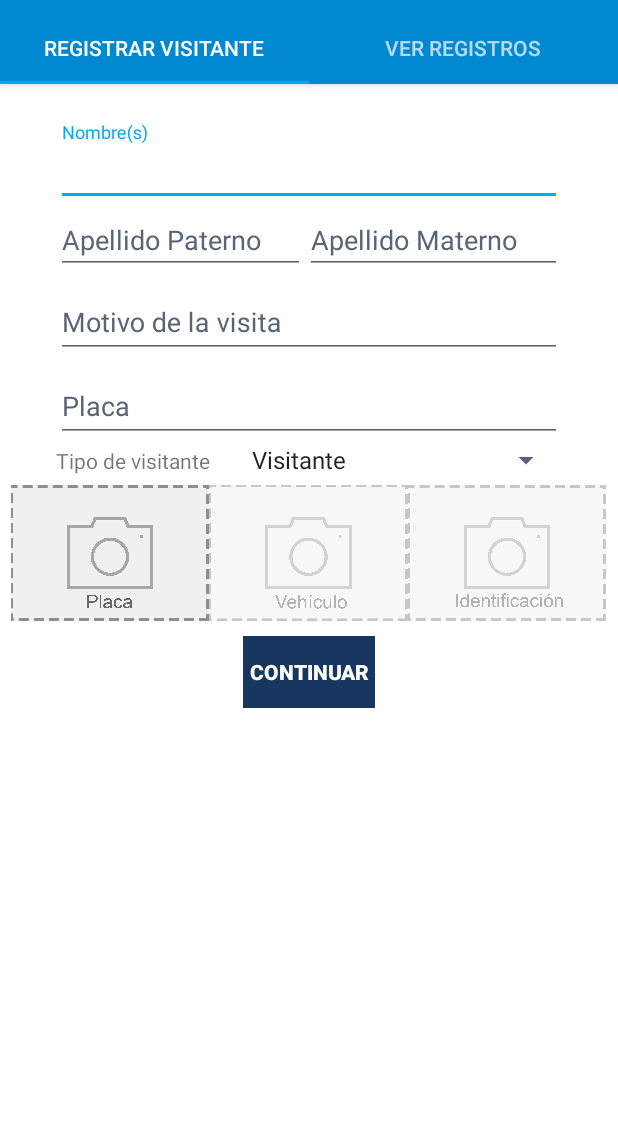
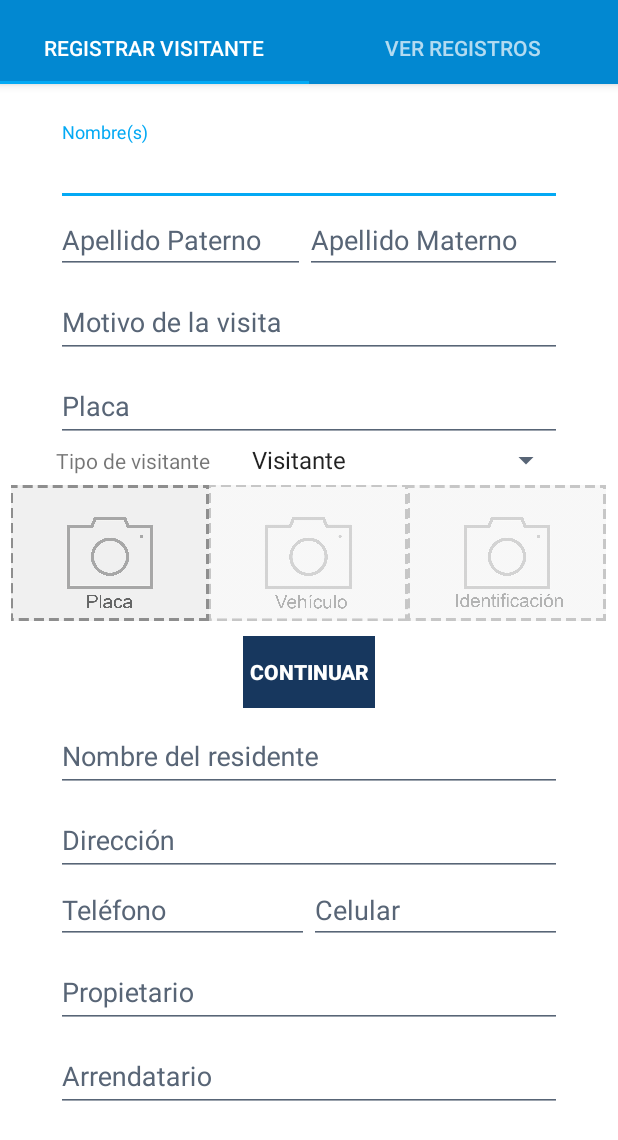
Before and after one commit to Sinfogamo/magen-dragon, an Android app: the TabA screen opened directly, with no data from a screen before it, after a tap on "CONTINUAR", on a phone screen of 412 x 824 dp. Shown: the top 1140 px of the screen. Run offline under Robolectric (Android 15) with nearby library versions, the phone set to English and light mode, and no system bars; libraries missing offline, so code that uses them is left out: com.readystatesoftware.sqliteasset, net.gotev.uploadservice.

Commit message:
Aparecen los nuevos inputs

```diff
--- a/app/src/main/java/com/example/reviv/security/Admin.java
+++ b/app/src/main/java/com/example/reviv/security/Admin.java
@@ -125,12 +125,12 @@ public class Admin extends AppCompatActivity implements NavigationView.OnNavigat
 
             if(auxiliar[5].equals("6 "))
             {
-                role="Alumno";
+                role="Gerente";
                 Log.d("Role",role);
             }
             else if(auxiliar[5].equals("7 "))
             {
-                role="Alumno";
+                role="Vigilante";
                 Log.d("Role",role);
             }
             else
--- a/app/src/main/java/com/example/reviv/security/TabA.java
+++ b/app/src/main/java/com/example/reviv/security/TabA.java
@@ -9,6 +9,7 @@ import android.os.AsyncTask;
 import android.os.Bundle;
 import android.provider.MediaStore;
 import android.support.annotation.Nullable;
+import android.support.design.widget.TextInputLayout;
 import android.support.v4.app.Fragment;
 import android.util.Log;
 import android.view.LayoutInflater;
@@ -72,7 +73,7 @@ public class TabA extends Fragment {
                 ie.printStackTrace();
             }
 
-            Log.d("Respuesta del server",response);
+            //Log.d("Respuesta del server",response);
 
 
             this.fileName=response.toString();
@@ -121,7 +122,7 @@ public class TabA extends Fragment {
                         .startUpload();
 
             }catch (Exception ex){
-                Log.d("Error al subir",ex.getMessage());
+                //Log.d("Error al subir",ex.getMessage());
             }
 
             return null;
@@ -140,6 +141,7 @@ public class TabA extends Fragment {
 
 
     LinearLayout fields;
+    LinearLayout parent;
 
     Uri uriPlaca;
     Uri uriVehiculo;
@@ -152,6 +154,11 @@ public class TabA extends Fragment {
     ImageView placa;
     ImageView identif;
     Button btnNuevaVisita;
+    View ido;
+    View ido2;
+    View ido3;
+    View ido4;
+    View ido5;
     String idUsuario;
     final int CAMERA_PIC_REQUEST=1337;
     final int CAMERA_PIC_REQUEST_P=1336;
@@ -180,16 +187,24 @@ public class TabA extends Fragment {
         // Inflate the layout for this fragment
 
         idUsuario=getArguments().getString("idUsuario");
-        Log.d("pruebaaausuario",idUsuario);
+        //Log.d("pruebaaausuario",idUsuario);
+
+
         return inflater.inflate(R.layout.fragment_tab, container, false);
 
     }
 
     @Override
-    public void onViewCreated(View view, @Nullable Bundle savedInstanceState)
+    public void onViewCreated(final View view, @Nullable Bundle savedInstanceState)
     {
 
+        int parentHeight=1;
+
+        parent=(LinearLayout)getView().findViewById(R.id.LLparent);
+
         fields=(LinearLayout)getView().findViewById(R.id.LLfields);
+
+       parentHeight=getTotalHeight(fields);
 
         helper=new myDbAdapter(getContext());
 
@@ -209,6 +224,12 @@ public class TabA extends Fragment {
         txtaMaterno=(AutoCompleteTextView)getView().findViewById(R.id.txtAMaternoV);
         txtMotivo=(AutoCompleteTextView)getView().findViewById(R.id.txtMotivoV);
         txtPlaca=(AutoCompleteTextView)getView().findViewById(R.id.txtPlacaV);
+        ido=getView().findViewById(R.id.ido);
+        ido2=getView().findViewById(R.id.ido2);
+        ido3=getView().findViewById(R.id.ido3);
+        ido4=getView().findViewById(R.id.ido4);
+        ido5=getView().findViewById(R.id.ido5);
+
 
         spnTipo=(Spinner)getView().findViewById(R.id.rgvRoles);
         ArrayAdapter<CharSequence> adapter=ArrayAdapter.createFromResource(getContext(),R.array.tipos,android.R.layout.simple_spinner_item);
@@ -238,6 +259,10 @@ public class TabA extends Fragment {
                 motivo=txtMotivo.getText().toString();
                 placaI=txtPlaca.getText().toString();
                 tipo=spnTipo.getSelectedItem().toString();
+
+                setSecondInputs(view);
+
+
 
 
 
@@ -291,6 +316,30 @@ public class TabA extends Fragment {
         });
 
 
+    }
+
+    public void setSecondInputs(View view)
+    {
+        ido.setVisibility(view.VISIBLE);
+        ido2.setVisibility(view.VISIBLE);
+        ido3.setVisibility(view.VISIBLE);
+        ido4.setVisibility(view.VISIBLE);
+        ido5.setVisibility(view.VISIBLE);
+    }
+
+    public int getTotalHeight(LinearLayout linearLayout)
+    {
+        int count=linearLayout.getChildCount();
+        int heightPixels=0;
+        View v=null;
+
+        for(int i=0;i<count;i++)
+        {
+            v=linearLayout.getChildAt(i);
+            heightPixels+=v.getHeight();
+        }
+
+        return heightPixels;
     }
 
     public void createNewInputs()
--- a/app/src/main/res/layout/fragment_tab.xml
+++ b/app/src/main/res/layout/fragment_tab.xml
@@ -28,8 +28,9 @@
             android:padding="5dp">
 
             <LinearLayout
+                android:id="@+id/LLparent"
                 android:layout_width="match_parent"
-                android:layout_height="700dp"
+                android:layout_height="wrap_content"
                 android:layout_marginTop="10dp"
                 android:orientation="horizontal">
 
@@ -37,7 +38,7 @@
                 <LinearLayout
                     android:id="@+id/LLfields"
                     android:layout_width="0dp"
-                    android:layout_height="match_parent"
+                    android:layout_height="wrap_content"
                     android:layout_weight="6"
                     android:background="@color/blanco"
                     android:orientation="vertical">
@@ -184,6 +185,86 @@
                             android:textColor="@color/blanco"
                             android:textStyle="bold" />
                     </android.support.design.widget.TextInputLayout>
+
+                    <android.support.design.widget.TextInputLayout
+                        android:id="@+id/ido"
+                        android:layout_width="match_parent"
+                        android:layout_height="wrap_content"
+                        android:layout_gravity="center"
+                        android:layout_marginLeft="30dp"
+                        android:layout_marginRight="30dp"
+                        android:visibility="gone">
+
+                        <AutoCompleteTextView
+                            android:layout_width="match_parent"
+                            android:layout_height="wrap_content"
+                            android:hint="@string/nombreResidente"/>
+                    </android.support.design.widget.TextInputLayout>
+                    <android.support.design.widget.TextInputLayout
+                        android:id="@+id/ido2"
+                        android:layout_width="match_parent"
+                        android:layout_height="wrap_content"
+                        android:layout_gravity="center"
+                        android:layout_marginLeft="30dp"
+                        android:layout_marginRight="30dp"
+                        android:visibility="gone">
+
+                        <AutoCompleteTextView
+                            android:layout_width="match_parent"
+                            android:layout_height="wrap_content"
+                            android:hint="@string/Direccion"/>
+                    </android.support.design.widget.TextInputLayout>
+                    <LinearLayout
+                        android:id="@+id/ido3"
+                        android:layout_width="match_parent"
+                        android:layout_height="wrap_content"
+                        android:layout_marginLeft="30dp"
+                        android:layout_marginRight="30dp"
+                        android:visibility="gone">
+
+                        <AutoCompleteTextView
+                            android:layout_width="match_parent"
+                            android:layout_height="wrap_content"
+                            android:hint="@string/Telefono"
+                            android:inputType="phone"
+                            android:layout_weight="1"/>
+                        <AutoCompleteTextView
+                            android:layout_width="match_parent"
+                            android:layout_height="wrap_content"
+                            android:hint="@string/Celular"
+                            android:inputType="phone"
+                            android:layout_weight="1"/>
+                    </LinearLayout>
+
+                    <android.support.design.widget.TextInputLayout
+                        android:id="@+id/ido4"
+                        android:layout_width="match_parent"
+                        android:layout_height="wrap_content"
+                        android:layout_gravity="center"
+                        android:layout_marginLeft="30dp"
+                        android:layout_marginRight="30dp"
+                        android:visibility="gone">
+
+                        <AutoCompleteTextView
+                            android:layout_width="match_parent"
+                            android:layout_height="wrap_content"
+                            android:hint="@string/propietario"/>
+                    </android.support.design.widget.TextInputLayout>
+                    <android.support.design.widget.TextInputLayout
+                        android:id="@+id/ido5"
+                        android:layout_width="match_parent"
+                        android:layout_height="wrap_content"
+                        android:layout_gravity="center"
+                        android:layout_marginLeft="30dp"
+                        android:layout_marginRight="30dp"
+                        android:visibility="gone">
+
+                        <AutoCompleteTextView
+                            android:layout_width="match_parent"
+                            android:layout_height="wrap_content"
+                            android:hint="@string/arrendatario"/>
+                    </android.support.design.widget.TextInputLayout>
+
                 </LinearLayout>
             </LinearLayout>
 
--- a/app/src/main/res/values/strings.xml
+++ b/app/src/main/res/values/strings.xml
@@ -18,14 +18,19 @@
     <string name="aMaterno">Apellido Materno</string>
     <string name="matricula">Matrícula</string>
     <string name="Telefono">Teléfono</string>
+    <string name="Celular">Celular</string>
     <string name="Direccion">Dirección</string>
     <string name="seleccionRol">Selecciona el tipo de usuario</string>
     <string name="agregar">Agregar</string>
     <string name="Continuar">Continuar</string>
     <string name="contra">Contraseña</string>
+    <string name="nombreResidente">Nombre del residente</string>
+    <string name="propietario">Propietario</string>
+    <string name="arrendatario">Arrendatario</string>
+
     <string-array name="roles">
-        <item>Alumno</item>
-        <item>Alumno</item>
+        <item>Gerente</item>
+        <item>Vigilante</item>
     </string-array>
     <string-array name="tipos">
         <item>Visitante</item>
--- a/build.gradle
+++ b/build.gradle
@@ -7,7 +7,7 @@ buildscript {
         jcenter()
     }
     dependencies {
-        classpath 'com.android.tools.build:gradle:3.4.0'
+        classpath 'com.android.tools.build:gradle:3.4.1'
 
 
         // NOTE: Do not place your application dependencies here; they belong
```
